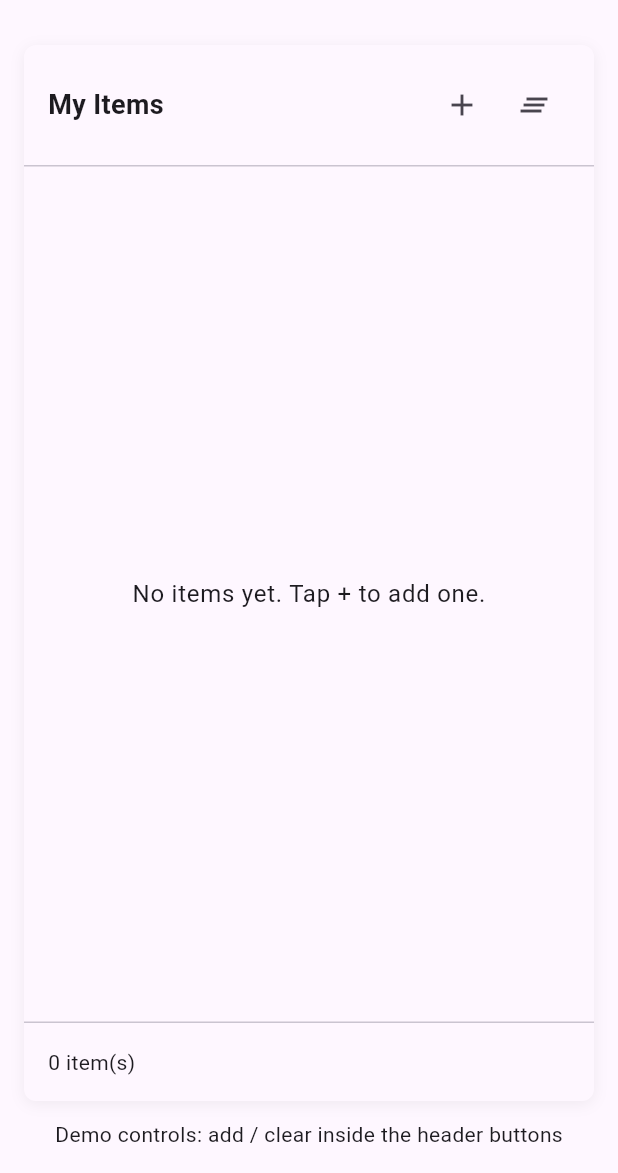
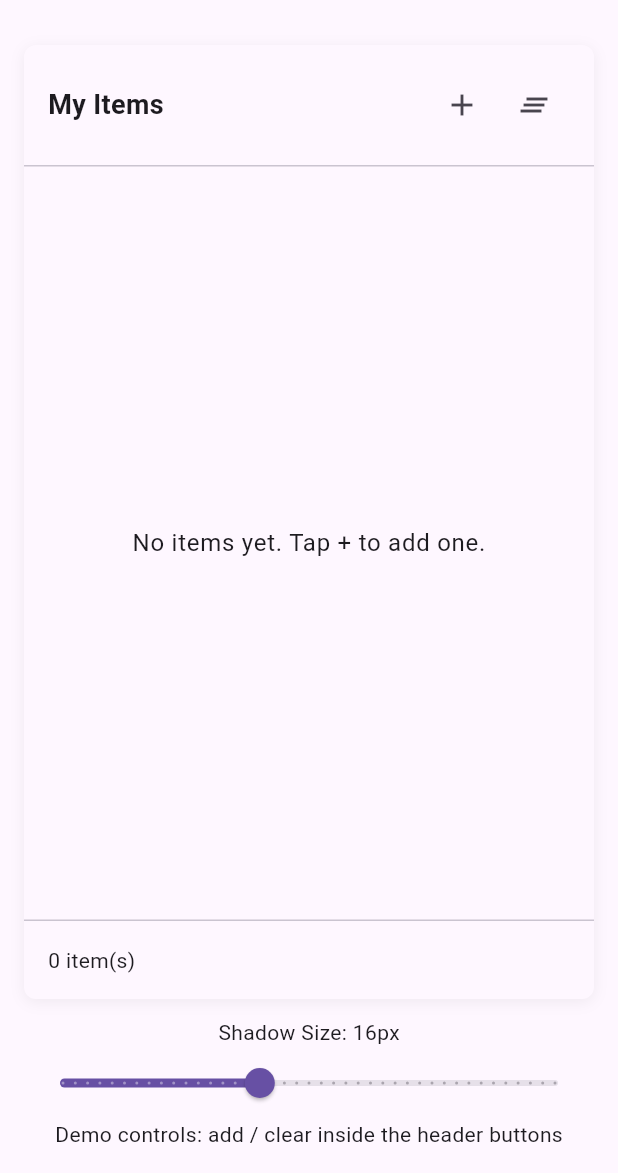
Before and after one commit to Rediflow-AI/Shadow_Carded_List, a Flutter app: the screen it shows after launch, on a phone screen of 412 x 824 dp, the part 63-1236 px from its top. Run offline on Flutter 3.47's test engine with Material 3 defaults, Android fonts, the phone set to English and light mode, and no system bars.

Commit message:
expose shadow height

```diff
--- a/example/lib/main.dart
+++ b/example/lib/main.dart
@@ -28,6 +28,7 @@ class ExampleHomePage extends StatefulWidget {
 class _ExampleHomePageState extends State<ExampleHomePage> {
   final List<String> _items = [];
   int _counter = 0;
+  double _shadowSize = 16.0;
 
   void _addItem() {
     setState(() {
@@ -80,6 +81,7 @@ class _ExampleHomePageState extends State<ExampleHomePage> {
                 footer: Text('${_items.length} item(s)'),
                 items: _items,
                 emptyListMessage: 'No items yet. Tap + to add one.',
+                shadowSize: _shadowSize,
                 itemBuilder: (context, index) {
                   final text = _items[index];
                   return ListTile(
@@ -91,7 +93,23 @@ class _ExampleHomePageState extends State<ExampleHomePage> {
               ),
             ),
             const SizedBox(height: 12),
-            Text('Demo controls: add / clear inside the header buttons'),
+            Column(
+              children: [
+                Text('Shadow Size: ${_shadowSize.round()}px'),
+                Slider(
+                  value: _shadowSize,
+                  min: 0,
+                  max: 40,
+                  divisions: 40,
+                  onChanged: (value) {
+                    setState(() {
+                      _shadowSize = value;
+                    });
+                  },
+                ),
+                const Text('Demo controls: add / clear inside the header buttons'),
+              ],
+            ),
           ],
         ),
       ),
--- a/lib/src/carded_list.dart
+++ b/lib/src/carded_list.dart
@@ -15,6 +15,8 @@ class CardedList<T> extends StatelessWidget {
     this.cardDecoration,
     this.headerPadding = const EdgeInsets.all(16),
     this.spacing = 8.0,
+    this.shadowSize = 16.0,
+    this.shadowColor,
   });
 
   final Widget header;
@@ -26,6 +28,8 @@ class CardedList<T> extends StatelessWidget {
   final BoxDecoration? cardDecoration;
   final EdgeInsets headerPadding;
   final double spacing;
+  final double shadowSize;
+  final Color? shadowColor;
 
   @override
   Widget build(BuildContext context) {
@@ -56,6 +60,8 @@ class CardedList<T> extends StatelessWidget {
               items: items,
               emptyListMessage: emptyListMessage,
               listBuilder: itemBuilder,
+              shadowSize: shadowSize,
+              shadowColor: shadowColor,
             ),
           ),
           SizedBox(height: spacing),
```
